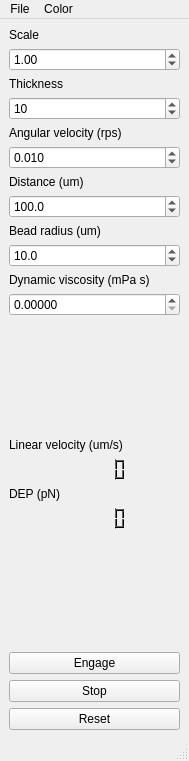
Above: main_window.ui from tortugueta/OET before the change. Below: the same form after it.
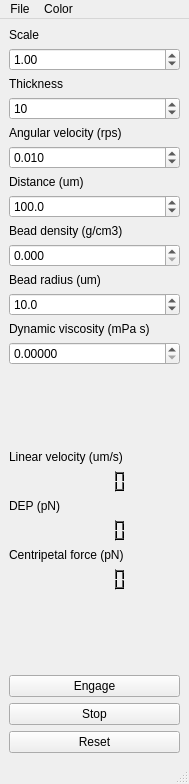
That is the form after the change.

Commit message: Add calculation of the centripetal force

What changed in the file:
```diff
--- a/main_window.ui
+++ b/main_window.ui
@@ -8,7 +8,7 @@
     <x>0</x>
     <y>0</y>
     <width>189</width>
-    <height>761</height>
+    <height>784</height>
    </rect>
   </property>
   <property name="windowTitle">
@@ -20,7 +20,7 @@
    </property>
    <layout class="QGridLayout" name="gridLayout">
     <item row="0" column="0">
-     <layout class="QVBoxLayout" name="verticalLayout_10">
+     <layout class="QVBoxLayout" name="verticalLayout_12">
       <item>
        <layout class="QVBoxLayout" name="verticalLayout_2">
         <item>
@@ -141,6 +141,33 @@
         </item>
        </layout>
       </item>
+      <item>
+       <layout class="QVBoxLayout" name="verticalLayout_10">
+        <item>
+         <widget class="QLabel" name="densityLabel">
+          <property name="text">
+           <string>Bead density (g/cm3)</string>
+          </property>
+          <property name="buddy">
+           <cstring>densitySpinBox</cstring>
+          </property>
+         </widget>
+        </item>
+        <item>
+         <widget class="QDoubleSpinBox" name="densitySpinBox">
+          <property name="toolTip">
+           <string>The density of the bead in g/cm3</string>
+          </property>
+          <property name="decimals">
+           <number>3</number>
+          </property>
+          <property name="maximum">
+           <double>100.000000000000000</double>
+          </property>
+         </widget>
+        </item>
+       </layout>
+      </item>
       <item>
        <layout class="QVBoxLayout" name="verticalLayout_6">
         <item>
@@ -206,7 +233,7 @@
         <property name="sizeHint" stdset="0">
          <size>
           <width>20</width>
-          <height>40</height>
+          <height>23</height>
          </size>
         </property>
        </spacer>
@@ -564,6 +591,184 @@
         </item>
        </layout>
       </item>
+      <item>
+       <layout class="QVBoxLayout" name="verticalLayout_11">
+        <item>
+         <widget class="QLabel" name="centripetalLabel">
+          <property name="text">
+           <string>Centripetal force (pN)</string>
+          </property>
+          <property name="textFormat">
+           <enum>Qt::PlainText</enum>
+          </property>
+         </widget>
+        </item>
+        <item>
+         <widget class="QLCDNumber" name="centripetalLcdNumber">
+          <property name="palette">
+           <palette>
+            <active>
+             <colorrole role="WindowText">
+              <brush brushstyle="SolidPattern">
+               <color alpha="255">
+                <red>33</red>
+                <green>33</green>
+                <blue>33</blue>
+               </color>
+              </brush>
+             </colorrole>
+             <colorrole role="Light">
+              <brush brushstyle="SolidPattern">
+               <color alpha="255">
+                <red>100</red>
+                <green>100</green>
+                <blue>100</blue>
+               </color>
+              </brush>
+             </colorrole>
+             <colorrole role="Dark">
+              <brush brushstyle="SolidPattern">
+               <color alpha="255">
+                <red>0</red>
+                <green>0</green>
+                <blue>0</blue>
+               </color>
+              </brush>
+             </colorrole>
+             <colorrole role="Text">
+              <brush brushstyle="SolidPattern">
+               <color alpha="255">
+                <red>33</red>
+                <green>33</green>
+                <blue>33</blue>
+               </color>
+              </brush>
+             </colorrole>
+             <colorrole role="ButtonText">
+              <brush brushstyle="SolidPattern">
+               <color alpha="255">
+                <red>33</red>
+                <green>33</green>
+                <blue>33</blue>
+               </color>
+              </brush>
+             </colorrole>
+            </active>
+            <inactive>
+             <colorrole role="WindowText">
+              <brush brushstyle="SolidPattern">
+               <color alpha="255">
+                <red>33</red>
+                <green>33</green>
+                <blue>33</blue>
+               </color>
+              </brush>
+             </colorrole>
+             <colorrole role="Light">
+              <brush brushstyle="SolidPattern">
+               <color alpha="255">
+                <red>100</red>
+                <green>100</green>
+                <blue>100</blue>
+               </color>
+              </brush>
+             </colorrole>
+             <colorrole role="Dark">
+              <brush brushstyle="SolidPattern">
+               <color alpha="255">
+                <red>0</red>
+                <green>0</green>
+                <blue>0</blue>
+               </color>
+              </brush>
+             </colorrole>
+             <colorrole role="Text">
+              <brush brushstyle="SolidPattern">
+               <color alpha="255">
+                <red>33</red>
+                <green>33</green>
+                <blue>33</blue>
+               </color>
+              </brush>
+             </colorrole>
+             <colorrole role="ButtonText">
+              <brush brushstyle="SolidPattern">
+               <color alpha="255">
+                <red>33</red>
+                <green>33</green>
+                <blue>33</blue>
+               </color>
+              </brush>
+             </colorrole>
+            </inactive>
+            <disabled>
+             <colorrole role="WindowText">
+              <brush brushstyle="SolidPattern">
+               <color alpha="255">
+                <red>0</red>
+                <green>0</green>
+                <blue>0</blue>
+               </color>
+              </brush>
+             </colorrole>
+             <colorrole role="Light">
+              <brush brushstyle="SolidPattern">
+               <color alpha="255">
+                <red>100</red>
+                <green>100</green>
+                <blue>100</blue>
+               </color>
+              </brush>
+             </colorrole>
+             <colorrole role="Dark">
+              <brush brushstyle="SolidPattern">
+               <color alpha="255">
+                <red>0</red>
+                <green>0</green>
+                <blue>0</blue>
+               </color>
+              </brush>
+             </colorrole>
+             <colorrole role="Text">
+              <brush brushstyle="SolidPattern">
+               <color alpha="255">
+                <red>0</red>
+                <green>0</green>
+                <blue>0</blue>
+               </color>
+              </brush>
+             </colorrole>
+             <colorrole role="ButtonText">
+              <brush brushstyle="SolidPattern">
+               <color alpha="255">
+                <red>0</red>
+                <green>0</green>
+                <blue>0</blue>
+               </color>
+              </brush>
+             </colorrole>
+            </disabled>
+           </palette>
+          </property>
+          <property name="toolTip">
+           <string>Centripetal force in pN</string>
+          </property>
+          <property name="frameShape">
+           <enum>QFrame::NoFrame</enum>
+          </property>
+          <property name="frameShadow">
+           <enum>QFrame::Raised</enum>
+          </property>
+          <property name="smallDecimalPoint">
+           <bool>false</bool>
+          </property>
+          <property name="numDigits">
+           <number>6</number>
+          </property>
+         </widget>
+        </item>
+       </layout>
+      </item>
       <item>
        <spacer name="verticalSpacer_2">
         <property name="orientation">
@@ -572,7 +777,7 @@
         <property name="sizeHint" stdset="0">
          <size>
           <width>20</width>
-          <height>40</height>
+          <height>13</height>
          </size>
         </property>
        </spacer>
```
Left out of the diff: 11 changed lines with no effect on the pictures. The commit also changes 3 other files.
